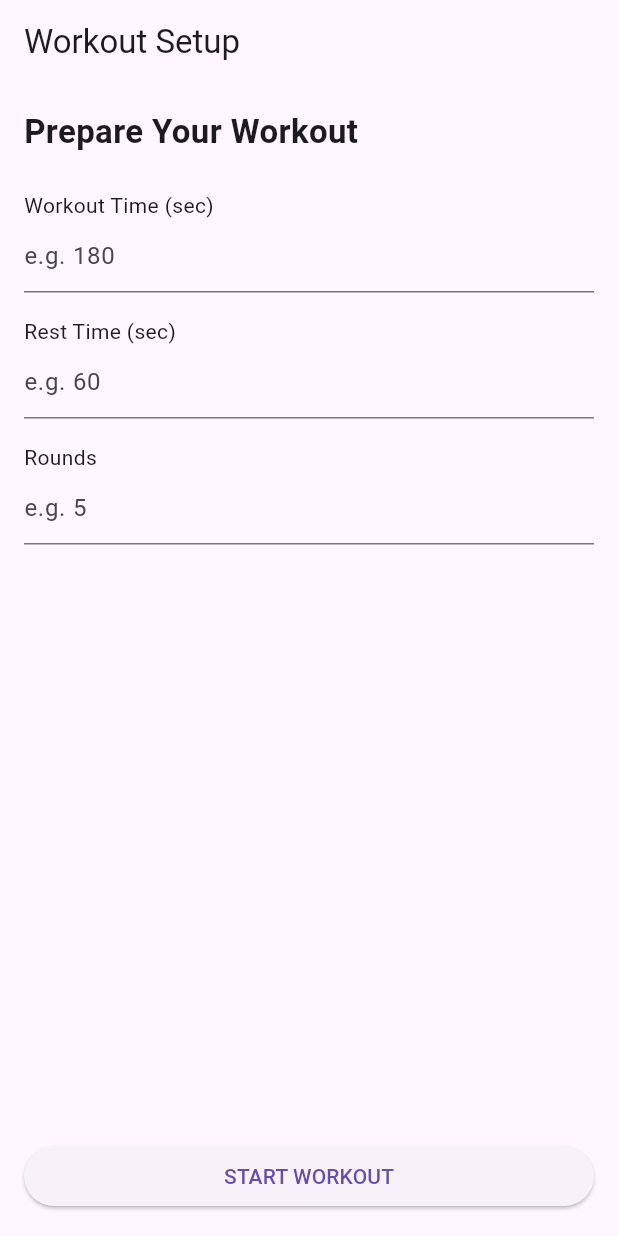
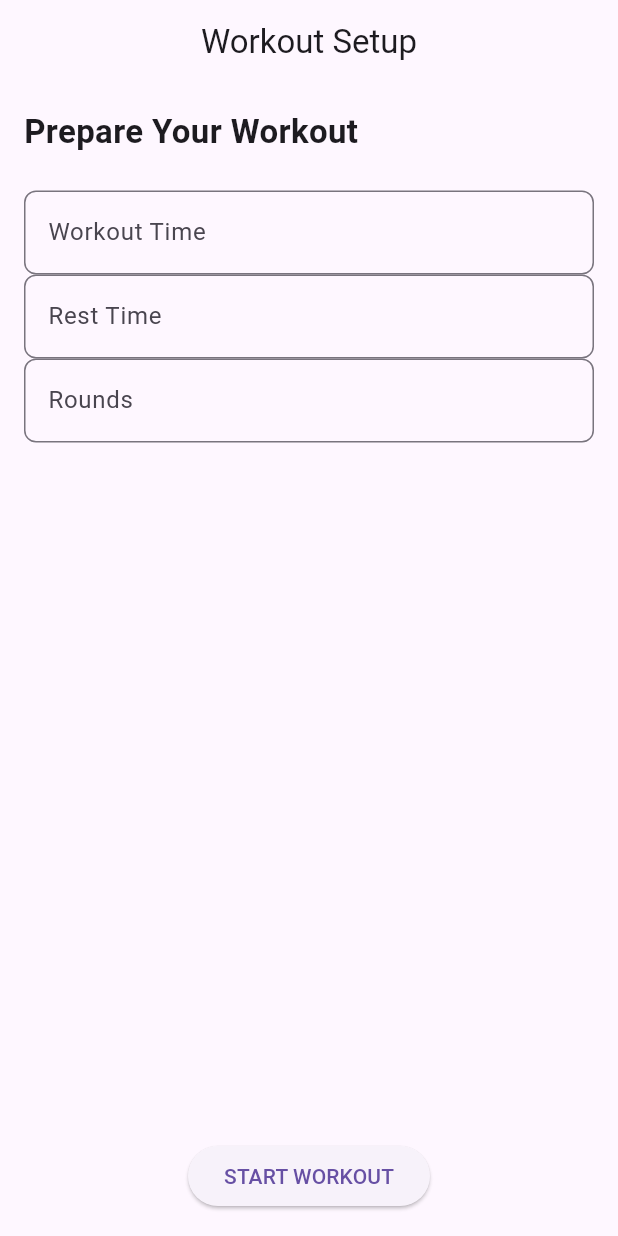
Before and after one commit to jamal-dev-work/round_timer, a Flutter app: the screen it shows after launch, on a phone screen of 412 x 824 dp. Run offline on Flutter 3.47's test engine with Material 3 defaults, Android fonts, the phone set to English and light mode, and no system bars.

Commit message:
refactor: enhance WorkoutSetupScreen layout and input fields

```diff
--- a/lib/features/workout/view/setup_screen.dart
+++ b/lib/features/workout/view/setup_screen.dart
@@ -6,7 +6,7 @@ class WorkoutSetupScreen extends StatelessWidget {
   @override
   Widget build(BuildContext context) {
     return Scaffold(
-      appBar: AppBar(title: const Text('Workout Setup')),
+      appBar: AppBar(title: Center(child: const Text('Workout Setup'))),
       body: Padding(
         padding: const EdgeInsets.all(16),
         child: Column(
@@ -17,36 +17,66 @@ class WorkoutSetupScreen extends StatelessWidget {
               style: TextStyle(fontSize: 22, fontWeight: FontWeight.bold),
             ),
             const SizedBox(height: 24),
-
-            const Text('Workout Time (sec)'),
-            const TextField(
+            TextField(
               keyboardType: TextInputType.number,
-              decoration: InputDecoration(hintText: 'e.g. 180'),
+              decoration: InputDecoration(
+                labelText: "Workout Time",
+                hintText: '180',
+                border: OutlineInputBorder(
+                  borderRadius: BorderRadius.circular(8),
+                ),
+              ),
+            ),
+            TextField(
+              keyboardType: TextInputType.number,
+              decoration: InputDecoration(
+                labelText: "Rest Time",
+                hintText: '30',
+                border: OutlineInputBorder(
+                  borderRadius: BorderRadius.circular(8),
+                ),
+              ),
+            ),
+            TextField(
+              keyboardType: TextInputType.number,
+              decoration: InputDecoration(
+                labelText: "Rounds",
+                hintText: '6',
+                border: OutlineInputBorder(
+                  borderRadius: BorderRadius.circular(8),
+                ),
+              ),
             ),
 
-            const SizedBox(height: 16),
-            const Text('Rest Time (sec)'),
-            const TextField(
-              keyboardType: TextInputType.number,
-              decoration: InputDecoration(hintText: 'e.g. 60'),
-            ),
+            // const Text('Workout Time'),
+            // const TextField(
+            //   keyboardType: TextInputType.number,
+            //   decoration: InputDecoration(hintText: '180'),
+            // ),
 
-            const SizedBox(height: 16),
-            const Text('Rounds'),
-            const TextField(
-              keyboardType: TextInputType.number,
-              decoration: InputDecoration(hintText: 'e.g. 5'),
-            ),
+            // const SizedBox(height: 16),
+            // const Text('Rest Time'),
+            // const TextField(
+            //   keyboardType: TextInputType.number,
+            //   decoration: InputDecoration(hintText: '60'),
+            // ),
+
+            // const SizedBox(height: 16),
+            // const Text('Rounds'),
+            // const TextField(
+            //   keyboardType: TextInputType.number,
+            //   decoration: InputDecoration(hintText: '5'),
+            // ),
 
             const Spacer(),
 
-            SizedBox(
-              width: double.infinity,
+            Center(
               child: ElevatedButton(
-                onPressed: () {},
-                child: const Text('START WORKOUT'),
-              ),
+                  onPressed: () {},
+                  child: const Text('START WORKOUT'),
+                ),
             ),
+
           ],
         ),
       ),
```
